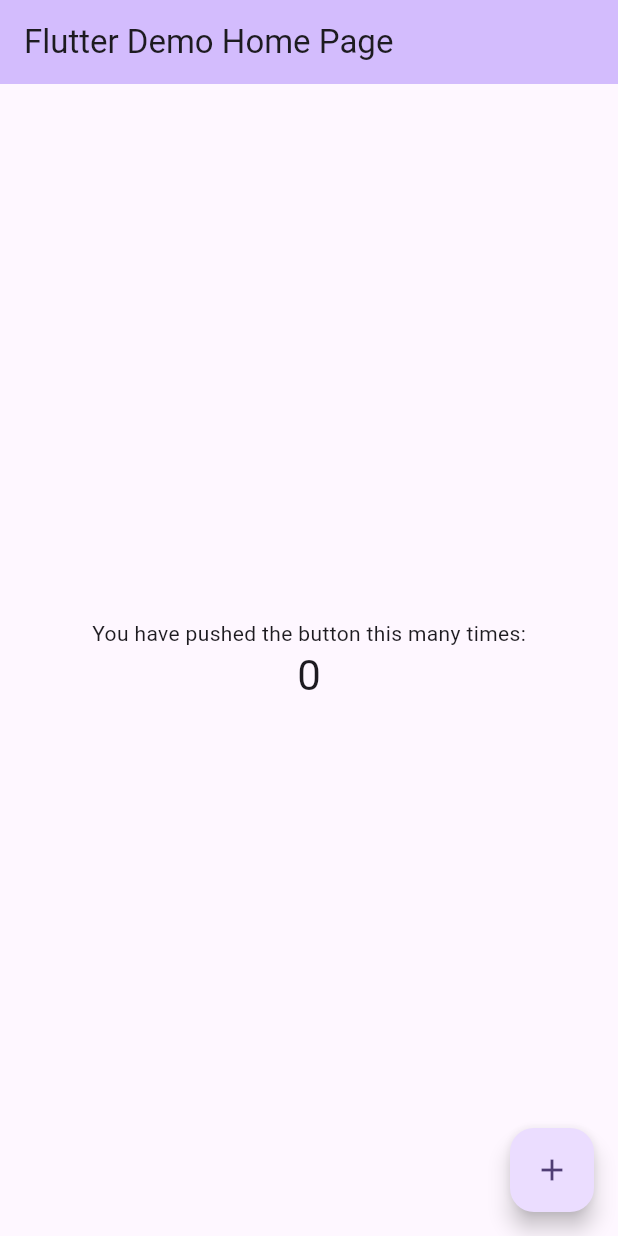
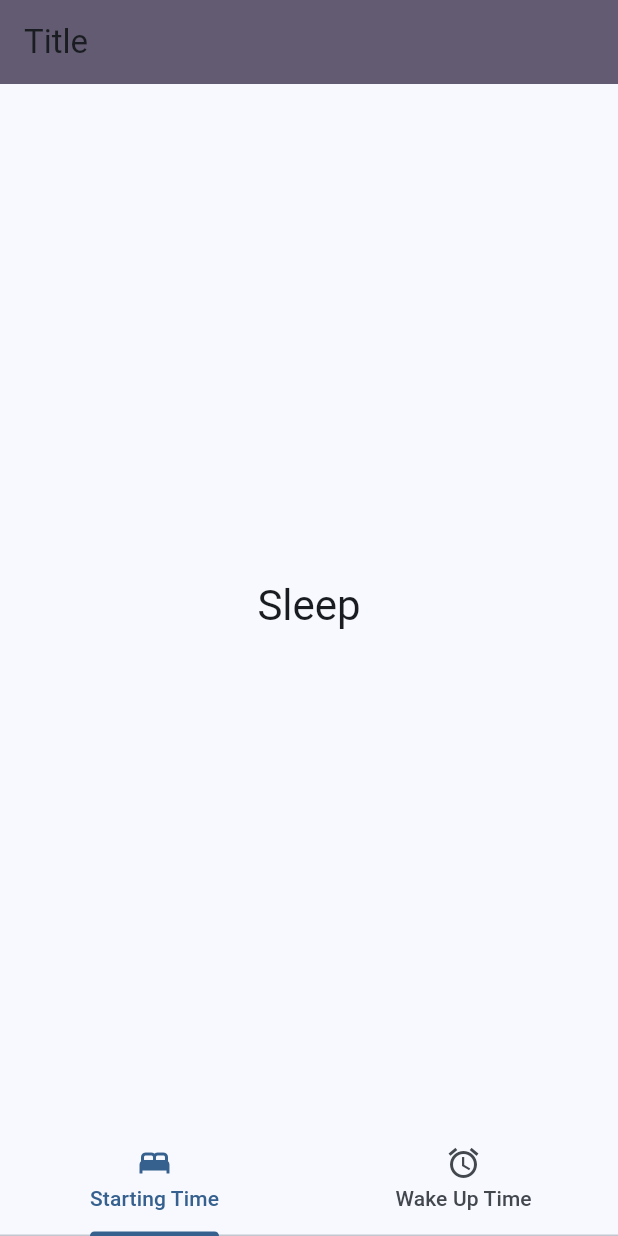
Before and after one commit to ad-oliviero/SleepScheduler, a Flutter app: the screen it shows after launch, on a phone screen of 412 x 824 dp. Run offline on Flutter 3.47's test engine with Material 3 defaults, Android fonts, the phone set to English and light mode, and no system bars; drawn by our look-alikes of dynamic_color.

Commit message:
Implemented tabs navigation

```diff
--- a/lib/main.dart
+++ b/lib/main.dart
@@ -1,4 +1,5 @@
 import 'package:flutter/material.dart';
+import 'package:dynamic_color/dynamic_color.dart';
 
 void main() {
   runApp(const MyApp());
@@ -7,119 +8,85 @@
 class MyApp extends StatelessWidget {
   const MyApp({super.key});
 
-  // This widget is the root of your application.
   @override
   Widget build(BuildContext context) {
-    return MaterialApp(
-      title: 'Flutter Demo',
-      theme: ThemeData(
-        // This is the theme of your application.
-        //
-        // TRY THIS: Try running your application with "flutter run". You'll see
-        // the application has a purple toolbar. Then, without quitting the app,
-        // try changing the seedColor in the colorScheme below to Colors.green
-        // and then invoke "hot reload" (save your changes or press the "hot
-        // reload" button in a Flutter-supported IDE, or press "r" if you used
-        // the command line to start the app).
-        //
-        // Notice that the counter didn't reset back to zero; the application
-        // state is not lost during the reload. To reset the state, use hot
-        // restart instead.
-        //
-        // This works for code too, not just values: Most code changes can be
-        // tested with just a hot reload.
-        colorScheme: ColorScheme.fromSeed(seedColor: Colors.deepPurple),
-        useMaterial3: true,
-      ),
-      home: const MyHomePage(title: 'Flutter Demo Home Page'),
+    return DynamicColorBuilder(
+      builder: (ColorScheme? lightDynamic, ColorScheme? darkDynamic) {
+        // Use Monet colors if available, otherwise use default Material 3
+        final lightColorScheme = lightDynamic ??
+            ColorScheme.fromSeed(
+              seedColor: Colors.blue, // Fallback seed color
+              brightness: Brightness.light,
+            );
+        final darkColorScheme = darkDynamic ??
+            ColorScheme.fromSeed(
+              seedColor: Colors.blue, // Fallback seed color
+              brightness: Brightness.dark,
+            );
+        return MaterialApp(
+          theme: ThemeData(
+            colorScheme: lightColorScheme,
+            useMaterial3: true,
+          ),
+          darkTheme: ThemeData(
+            colorScheme: darkColorScheme,
+            useMaterial3: true,
+          ),
+          home: DefaultTabController(
+            length: 2,
+            child: Scaffold(
+              appBar: AppBar(
+                backgroundColor: Theme.of(context).colorScheme.secondary,
+                title: Text('Title'),
+              ),
+              body: const Column(
+                children: [
+                  Expanded(
+                    child: TabBarView(
+                      children: [
+                        SleepPage(),
+                        WakeUpPage(),
+                      ],
+                    ),
+                  ),
+                  TabBar(
+                    tabs: [
+                      Tab(icon: Icon(Icons.bed), text: 'Starting Time'),
+                      Tab(icon: Icon(Icons.alarm), text: 'Wake Up Time'),
+                    ],
+                  ),
+                ],
+              ),
+            ),
+          ),
+        );
+      },
     );
   }
 }
 
-class MyHomePage extends StatefulWidget {
-  const MyHomePage({super.key, required this.title});
-
-  // This widget is the home page of your application. It is stateful, meaning
-  // that it has a State object (defined below) that contains fields that affect
-  // how it looks.
-
-  // This class is the configuration for the state. It holds the values (in this
-  // case the title) provided by the parent (in this case the App widget) and
-  // used by the build method of the State. Fields in a Widget subclass are
-  // always marked "final".
-
-  final String title;
-
-  @override
-  State<MyHomePage> createState() => _MyHomePageState();
-}
-
-class _MyHomePageState extends State<MyHomePage> {
-  int _counter = 0;
-
-  void _incrementCounter() {
-    setState(() {
-      // This call to setState tells the Flutter framework that something has
-      // changed in this State, which causes it to rerun the build method below
-      // so that the display can reflect the updated values. If we changed
-      // _counter without calling setState(), then the build method would not be
-      // called again, and so nothing would appear to happen.
-      _counter++;
-    });
-  }
-
+class SleepPage extends StatelessWidget {
+  const SleepPage({super.key});
   @override
   Widget build(BuildContext context) {
-    // This method is rerun every time setState is called, for instance as done
-    // by the _incrementCounter method above.
-    //
-    // The Flutter framework has been optimized to make rerunning build methods
-    // fast, so that you can just rebuild anything that needs updating rather
-    // than having to individually change instances of widgets.
-    return Scaffold(
-      appBar: AppBar(
-        // TRY THIS: Try changing the color here to a specific color (to
-        // Colors.amber, perhaps?) and trigger a hot reload to see the AppBar
-        // change color while the other colors stay the same.
-        backgroundColor: Theme.of(context).colorScheme.inversePrimary,
-        // Here we take the value from the MyHomePage object that was created by
-        // the App.build method, and use it to set our appbar title.
-        title: Text(widget.title),
+    return Center(
+      child: Text(
+        'Sleep',
+        style: Theme.of(context).textTheme.headlineMedium,
       ),
-      body: Center(
-        // Center is a layout widget. It takes a single child and positions it
-        // in the middle of the parent.
-        child: Column(
-          // Column is also a layout widget. It takes a list of children and
-          // arranges them vertically. By default, it sizes itself to fit its
-          // children horizontally, and tries to be as tall as its parent.
-          //
-          // Column has various properties to control how it sizes itself and
-          // how it positions its children. Here we use mainAxisAlignment to
-          // center the children vertically; the main axis here is the vertical
-          // axis because Columns are vertical (the cross axis would be
-          // horizontal).
-          //
-          // TRY THIS: Invoke "debug painting" (choose the "Toggle Debug Paint"
-          // action in the IDE, or press "p" in the console), to see the
-          // wireframe for each widget.
-          mainAxisAlignment: MainAxisAlignment.center,
-          children: <Widget>[
-            const Text(
-              'You have pushed the button this many times:',
-            ),
-            Text(
-              '$_counter',
-              style: Theme.of(context).textTheme.headlineMedium,
-            ),
-          ],
-        ),
-      ),
-      floatingActionButton: FloatingActionButton(
-        onPressed: _incrementCounter,
-        tooltip: 'Increment',
-        child: const Icon(Icons.add),
-      ), // This trailing comma makes auto-formatting nicer for build methods.
     );
   }
 }
+
+class WakeUpPage extends StatelessWidget {
+  const WakeUpPage({super.key});
+  @override
+  Widget build(BuildContext context) {
+    return Center(
+      child: Text(
+        'Wake Up',
+        style: Theme.of(context).textTheme.headlineMedium,
+      ),
+    );
+  }
+}
--- a/pubspec.yaml
+++ b/pubspec.yaml
@@ -34,6 +34,7 @@ dependencies:
   # The following adds the Cupertino Icons font to your application.
   # Use with the CupertinoIcons class for iOS style icons.
   cupertino_icons: ^1.0.8
+  dynamic_color: ^1.7.0
 
 dev_dependencies:
   flutter_test:
```
Also changed, not shown: pubspec.lock, 3 other files.
